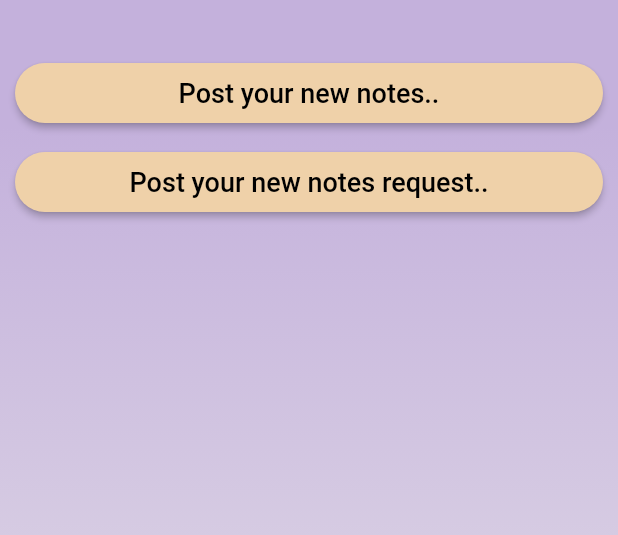
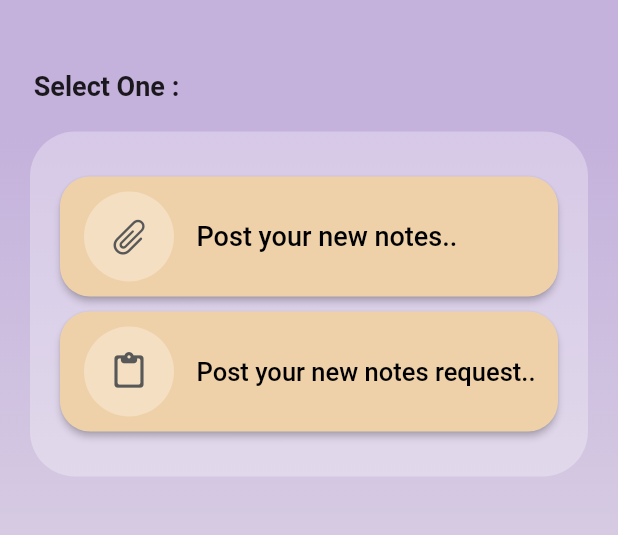
Before and after one commit to adinekinar/Study-Shelf-Apps, a Flutter app: the screen it shows after launch, after a tap on the "add" icon, on a phone screen of 412 x 824 dp, the part 59-594 px from its top. Run offline on Flutter 3.47's test engine with Material 2 defaults, Android fonts, the phone set to English and light mode, and no system bars; our stand-ins replace cloud_firestore, file_picker, firebase_auth, firebase_core, firebase_storage, get; accounts and stored records are empty; network calls fail.

Commit message:
uid & update ui

```diff
--- a/lib/sceen/process_uname.dart
+++ b/lib/sceen/process_uname.dart
@@ -29,11 +29,14 @@ Future<void> unameStore(String username) async {
 //for store data post
 Future<void> fillPost (String title, String caption, String subject, String tag) async {
   CollectionReference fillp = FirebaseFirestore.instance.collection('FormPost');
+  FirebaseAuth auth = FirebaseAuth.instance;
+  String uid = auth.currentUser!.uid.toString();
   fillp.add({
     'Title': title,
     'Caption file': caption,
     'Subject': subject,
     'Sub-subject Tag': tag,
+    'uid' : uid,
   });
   return;
 }
@@ -42,12 +45,15 @@ class DatabaseReq {
   final CollectionReference fillr = FirebaseFirestore.instance.collection('FormRequest');
 
   Future<void> fillReq (String title, String caption, String subject, String tag, int point) async {
+    FirebaseAuth auth = FirebaseAuth.instance;
+    String uid = auth.currentUser!.uid.toString();
     fillr.add({
       'Title': title,
       'Caption request': caption,
       'Subject': subject,
       'Sub-subject Tag': tag,
       'Point Reward' : point,
+      'uid' : uid,
     });
     return;
   }
--- a/lib/sceen/selectpage.dart
+++ b/lib/sceen/selectpage.dart
@@ -35,20 +35,38 @@ class _SelectpgState extends State<Selectpg> {
           onPressed: () => Navigator.push(context, MaterialPageRoute(builder: (context) => Home())),
         ),
       ),
-        body: Container(
-          padding: EdgeInsets.all(10),
-          height: 150,
+        body: Column(
+          children: [
+            Container(margin: EdgeInsets.only(right: 270, top: 30),child: Text('Select One :', style: TextStyle(fontSize: 18, fontWeight: FontWeight.bold),)),
+            Container(
+              margin: EdgeInsets.all(20),
+              padding: EdgeInsets.all(20),
+              decoration: BoxDecoration(
+                color: Colors.white30,
+                borderRadius: BorderRadius.circular(30),
+              ),
+              height: 230,
               child: Column(
                 mainAxisAlignment: MainAxisAlignment.spaceEvenly,
                 children: [
                   ElevatedButton(
-                  child: Text('Post your new notes..', style: TextStyle(fontSize: 18, color: Colors.black),),
+                      child: Row(
+                        children: [
+                          Container(width: 60, height: 60, margin: EdgeInsets.only(top: 10, bottom: 10, right: 15), decoration: BoxDecoration(color: Colors.white30, borderRadius: BorderRadius.circular(60)),child: Icon(CupertinoIcons.paperclip, color: const Color(0xFF585858), size: 26,),),
+                          Container(child: Text('Post your new notes..', style: TextStyle(fontSize: 18, color: Colors.black),)),
+                        ],
+                      ),
                       style: ElevatedButton.styleFrom(primary: Color(0xFFEFD1A9), shape: RoundedRectangleBorder(borderRadius: BorderRadius.circular(20.0)), minimumSize: Size(double.infinity, 40)),
                       onPressed: () async {
                         Navigator.push(context, MaterialPageRoute(builder: (context) => Formp()));
                       }),
                   ElevatedButton(
-                  child: Text('Post your new notes request..', style: TextStyle(fontSize: 18, color: Colors.black),),
+                      child: Row(
+                        children: [
+                          Container(width: 60, height: 60, margin: EdgeInsets.only(top: 10, bottom: 10, right: 15), decoration: BoxDecoration(color: Colors.white30, borderRadius: BorderRadius.circular(60)),child: Icon(Icons.paste_rounded, color: const Color(0xFF585858), size: 26,),),
+                          Container(child: Text('Post your new notes request..', style: TextStyle(fontSize: 17, color: Colors.black))),
+                        ],
+                      ),
                       style: ElevatedButton.styleFrom(primary: Color(0xFFEFD1A9), shape: RoundedRectangleBorder(borderRadius: BorderRadius.circular(20.0)), minimumSize: Size(double.infinity, 40)),
                       onPressed: () async {
                         Navigator.push(context, MaterialPageRoute(builder: (context) => Formq()));
@@ -56,6 +74,8 @@ class _SelectpgState extends State<Selectpg> {
                 ],
               ),
             ),
+          ],
+        ),
       ),),
     );
   }
```
Also changed, not shown: 1 other file. Lines whose indentation alone changed are shown as unchanged.
